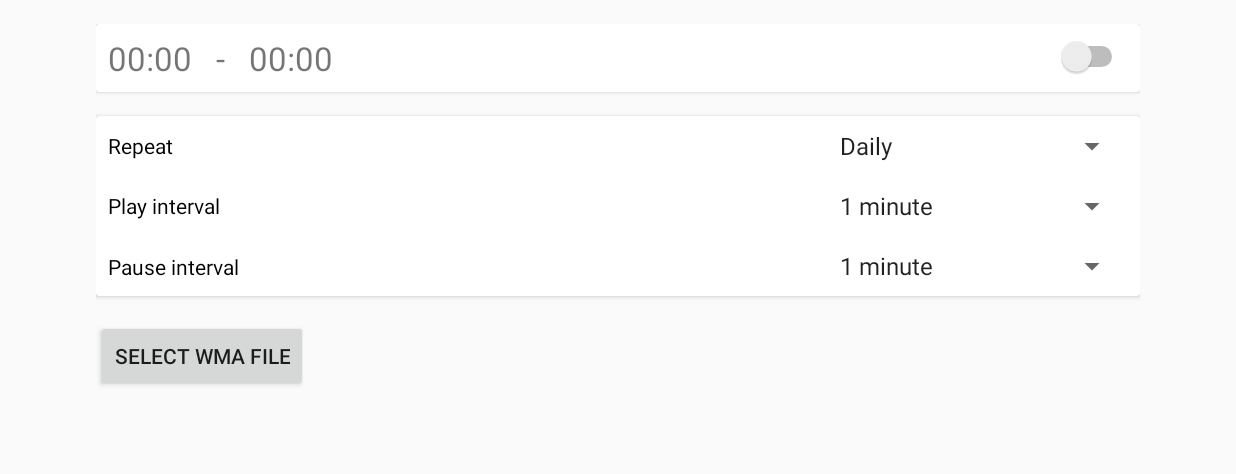
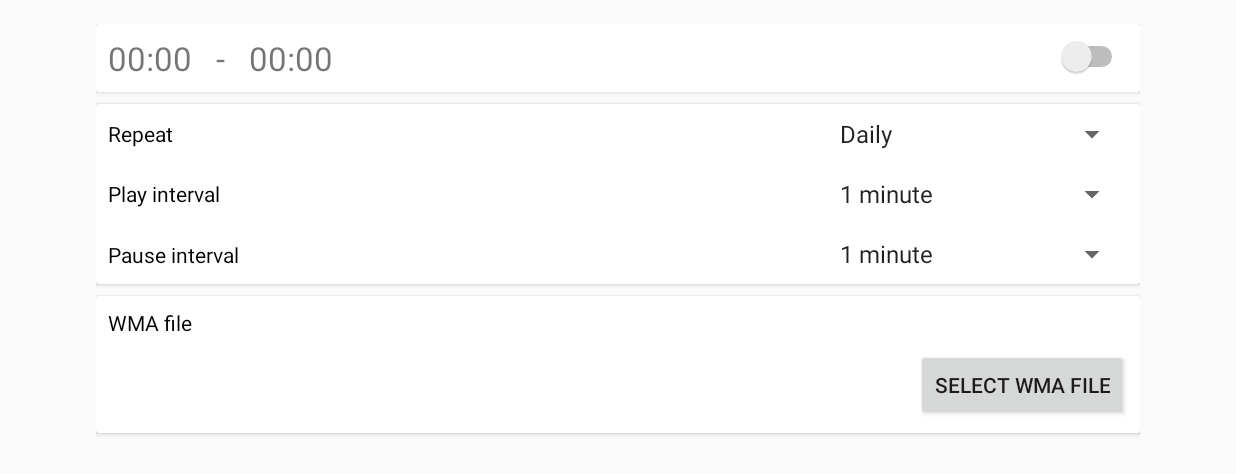
Before and after one commit to dakishin/test_task, an Android app: the screen it shows after launch (MainActivity), on a phone screen of 824 x 412 dp (held sideways). Shown: the top 474 px of the screen. Run offline under Robolectric (Android 15) with nearby library versions, the phone set to English and light mode, and no system bars.

Commit message:
initial commit

```diff
--- a/app/src/main/res/layout/activity_main.xml
+++ b/app/src/main/res/layout/activity_main.xml
@@ -1,14 +1,10 @@
 <?xml version="1.0" encoding="utf-8"?>
-<ScrollView
+<LinearLayout
     xmlns:android="http://schemas.android.com/apk/res/android"
     xmlns:tools="http://schemas.android.com/tools"
-    android:layout_width="match_parent"
-    android:layout_height="match_parent">
-
-    <LinearLayout
     android:id="@+id/activity_main"
     android:layout_width="match_parent"
-        android:layout_height="wrap_content"
+    android:layout_height="match_parent"
     android:orientation="vertical"
     android:paddingBottom="@dimen/activity_vertical_margin"
     android:paddingLeft="@dimen/activity_horizontal_margin"
@@ -19,7 +15,7 @@
     <android.support.v7.widget.CardView
         android:layout_width="match_parent"
         android:layout_height="wrap_content"
-            android:layout_marginBottom="16dp"
+        android:layout_marginBottom="8dp"
         >
 
         <LinearLayout
@@ -54,7 +50,7 @@
 
             <View
                 android:layout_width="0dp"
-                    android:layout_height="wrap_content"
+                android:layout_height="0dp"
                 android:layout_weight="1"/>
 
             <Switch
@@ -71,7 +67,7 @@
     <android.support.v7.widget.CardView
         android:layout_width="match_parent"
         android:layout_height="wrap_content"
-            android:layout_marginBottom="16dp"
+        android:layout_marginBottom="8dp"
         >
 
         <LinearLayout
@@ -94,7 +90,7 @@
 
                 <View
                     android:layout_width="0dp"
-                        android:layout_height="wrap_content"
+                    android:layout_height="0dp"
                     android:layout_weight="1"/>
 
                 <Spinner
@@ -120,7 +116,7 @@
 
                 <View
                     android:layout_width="0dp"
-                        android:layout_height="wrap_content"
+                    android:layout_height="0dp"
                     android:layout_weight="1"/>
 
                 <Spinner
@@ -144,7 +140,7 @@
 
                 <View
                     android:layout_width="0dp"
-                        android:layout_height="wrap_content"
+                    android:layout_height="0dp"
                     android:layout_weight="1"/>
 
                 <Spinner
@@ -158,29 +154,54 @@
         </LinearLayout>
     </android.support.v7.widget.CardView>
 
+    <android.support.v7.widget.CardView
+        android:layout_width="match_parent"
+        android:layout_height="wrap_content"
+        >
+
+        <LinearLayout
+            android:layout_width="match_parent"
+            android:layout_height="wrap_content"
+            android:orientation="vertical"
+            android:padding="8dp">
+
 
             <LinearLayout
                 android:layout_width="match_parent"
                 android:layout_height="wrap_content"
                 android:orientation="horizontal">
 
+                <TextView
+                    android:layout_width="wrap_content"
+                    android:layout_height="wrap_content"
+                    android:text="WMA file"
+                    android:textColor="@android:color/black"/>
+
+                <View
+                    android:layout_width="0dp"
+                    android:layout_height="0dp"
+                    android:layout_weight="1"/>
+
+                <TextView
+                    android:id="@+id/file_name"
+                    android:layout_width="wrap_content"
+                    android:layout_height="wrap_content"
+                    android:text="hello"
+                    android:textColor="@android:color/black"/>
+
+            </LinearLayout>
 
             <Button
                 android:id="@+id/selectWMAFile"
                 android:layout_width="wrap_content"
                 android:layout_height="wrap_content"
+                android:layout_gravity="right"
+                android:layout_marginTop="8dp"
                 android:onClick="selectFile"
                 android:text="Select WMA file"/>
 
-            <TextView
-                android:id="@+id/file_name"
-                android:layout_width="wrap_content"
-                android:layout_height="wrap_content"
-                android:layout_marginLeft="16dp"
-                tools:text="rockers"/>
 
         </LinearLayout>
-
+    </android.support.v7.widget.CardView>
 
 </LinearLayout>
-</ScrollView>
```
Lines whose indentation alone changed are shown as unchanged.
